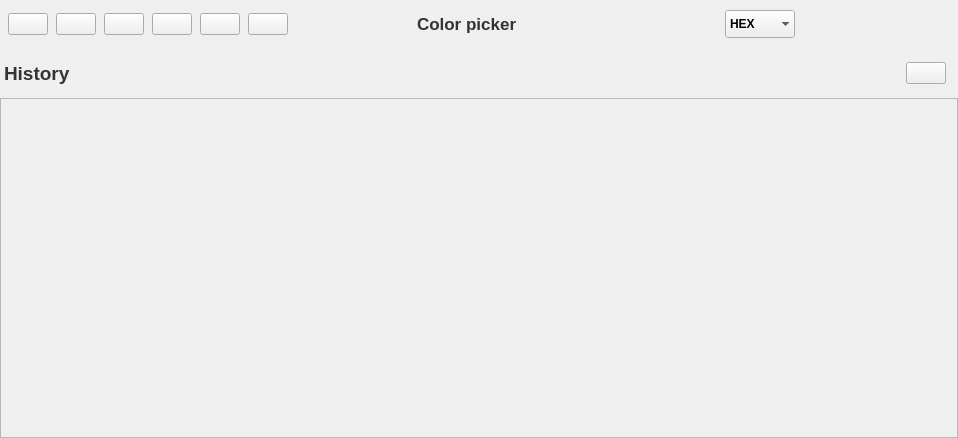
rurigk/colorpicker, file src/colorpanel.ui: the form before one commit.
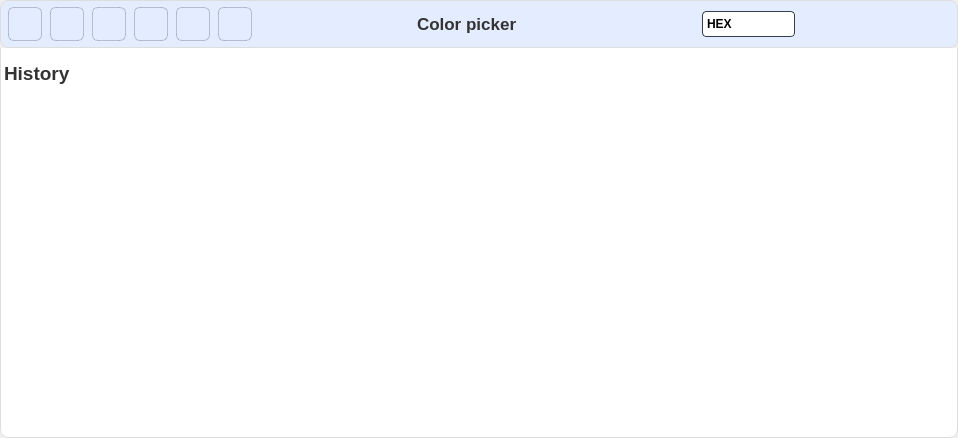
The form after the commit. Icons and pictures are not drawn. Custom widgets are drawn as their Qt base class.

Commit message: Theme minor fix, reduce color gradient

```diff
--- a/src/colorpanel.ui
+++ b/src/colorpanel.ui
@@ -27,7 +27,178 @@
     <normaloff>:/images/tray-icon.png</normaloff>:/images/tray-icon.png</iconset>
   </property>
   <property name="styleSheet">
-   <string notr="true"/>
+   <string notr="true">#centralWidget
+{
+}
+
+#toolbarMain
+{
+	background-color: #E4ECFF;
+	background-image: url(:/images/bg.png);
+	border-top-left-radius: 8px;
+	border-top-right-radius: 8px;
+	border-bottom-right-radius: 8px;
+	border-bottom-left-radius: 8px;
+	border: 1px solid #DDD;
+}
+
+/*
+	Toolbar Buttons
+*/
+
+#toolbarHistoryColor1, 
+#toolbarHistoryColor2, 
+#toolbarHistoryColor3, 
+#toolbarHistoryColor4, 
+#toolbarHistoryColor5, 
+#toolbarHistoryColor6
+{
+	width: 32px;
+	height: 32px;
+	border: 1px solid rgba(0,0,0,0.2);
+	background-image: url(:/images/outline_inverted.png);
+	background-repeat: no-repeat;
+	background-color: transparent;
+	border-radius: 6px;
+}
+
+#contentWidget
+{
+	background-color: #FFF;
+	border: none;
+	border-bottom-right-radius: 8px;
+	border-bottom-left-radius: 8px;
+}
+
+#contentWidgetHeader
+{
+	background-color: #FFF;
+	border-right: 1px solid #DDD;
+	border-left: 1px solid #DDD;
+}
+
+#clearHistoryButton
+{
+	width: 30px;
+	height: 30px;
+	border: none;
+	background-image: url(:/images/trash.png);
+	background-color: #FFF;
+	background-repeat: no-repeat;
+	color: white;
+}
+
+#contentWidgetSections{
+	border-bottom-right-radius: 8px;
+	border-bottom-left-radius: 8px;
+	border-right: 1px solid #DDD;
+	border-left: 1px solid #DDD;
+	border-bottom: 1px solid #DDD;
+	background-color: #FFF;
+}
+
+#contentWidgetSections *
+{
+	background-color: transparent;
+}
+
+QScrollArea
+{
+	border: none;
+	background-color: #FFF;
+}
+
+QComboBox {
+	border: 1px solid #32414B;
+	border-radius: 4px;
+	selection-background-color: #1464A0;
+	padding-left: 4px;
+	padding-right: 36px;
+	/* 4 + 16*2 See scrollbar size */
+	/* Fixes #103, #111 */
+	min-height: 1.5em;
+	/* padding-top: 2px;     removed to fix #132 */
+	/* padding-bottom: 2px;  removed to fix #132 */
+	/* min-width: 75px;      removed to fix #109 */
+	/* Needed to remove indicator - fix #132 */
+  }
+  
+  QComboBox QAbstractItemView {
+	border: 1px solid #32414B;
+	border-radius: 0;
+	background-color: #E4ECFF;
+	selection-background-color: #1464A0;
+  }
+  
+  QComboBox QAbstractItemView:hover {
+  }
+  
+  QComboBox QAbstractItemView:selected {
+	background: #1464A0;
+	color: #32414B;
+  }
+  
+  QComboBox QAbstractItemView:alternate {
+	background: #19232D;
+  }
+  
+  QComboBox:disabled {
+	background-color: #19232D;
+	color: #787878;
+  }
+  
+  QComboBox:hover {
+	border: 1px solid #148CD2;
+  }
+  
+  QComboBox:focus {
+	border: 1px solid #1464A0;
+  }
+  
+  QComboBox:on {
+	selection-background-color: #1464A0;
+  }
+  
+  QComboBox::indicator {
+	border: none;
+	border-radius: 0;
+	background-color: transparent;
+	selection-background-color: transparent;
+	color: transparent;
+	selection-color: transparent;
+	/* Needed to remove indicator - fix #132 */
+  }
+  
+  QComboBox::indicator:alternate {
+	background: #19232D;
+  }
+  
+  QComboBox::item:alternate {
+	background: #19232D;
+  }
+  
+  QComboBox::item:checked {
+	font-weight: bold;
+  }
+  
+  QComboBox::item:selected {
+	border: 0px solid transparent;
+  }
+  
+  QComboBox::drop-down {
+	subcontrol-origin: padding;
+	subcontrol-position: top right;
+	width: 12px;
+	border-left: 1px solid transparent;
+  }
+  
+  QComboBox::down-arrow {
+	height: 8px;
+	width: 8px;
+  }
+  
+  QComboBox::down-arrow:on, QComboBox::down-arrow:hover, QComboBox::down-arrow:focus {
+  }</string>
   </property>
   <widget class="QWidget" name="centralwidget">
    <property name="sizePolicy">
@@ -359,7 +530,7 @@
                   <property name="minimumSize">
                    <size>
                     <width>70</width>
-                    <height>0</height>
+                    <height>26</height>
                    </size>
                   </property>
                   <property name="font">
@@ -807,8 +978,8 @@
                     <rect>
                      <x>0</x>
                      <y>0</y>
-                     <width>950</width>
-                     <height>330</height>
+                     <width>952</width>
+                     <height>332</height>
                     </rect>
                    </property>
                    <property name="sizePolicy">
```
Left out of the diff: 2 changed lines with no effect on the pictures. The commit also changes 11 other files.
